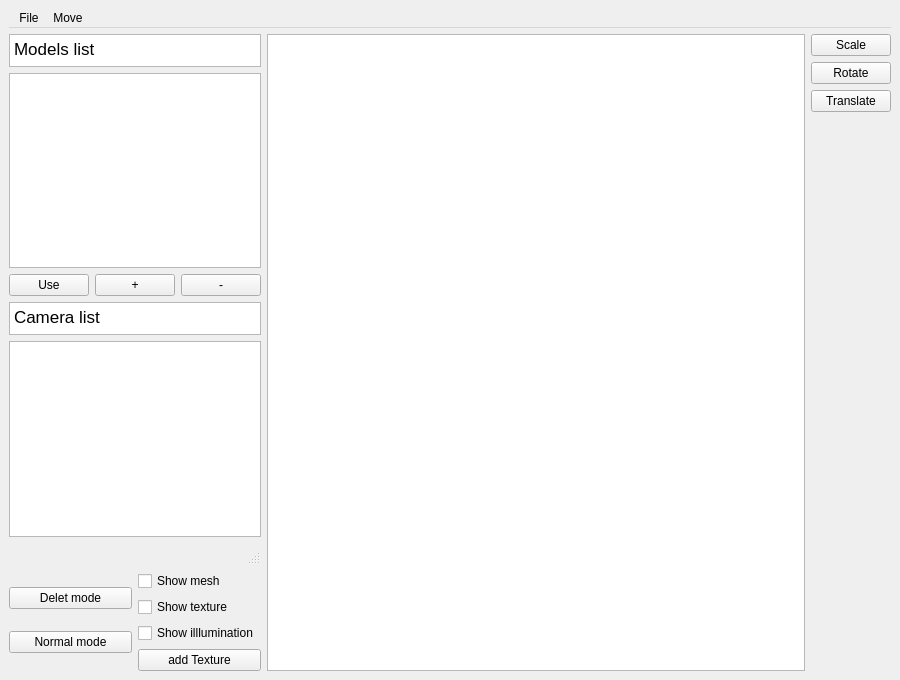
Old version of the form src/forms/mainwindow.ui in the repository RenatDW/CompGraph.
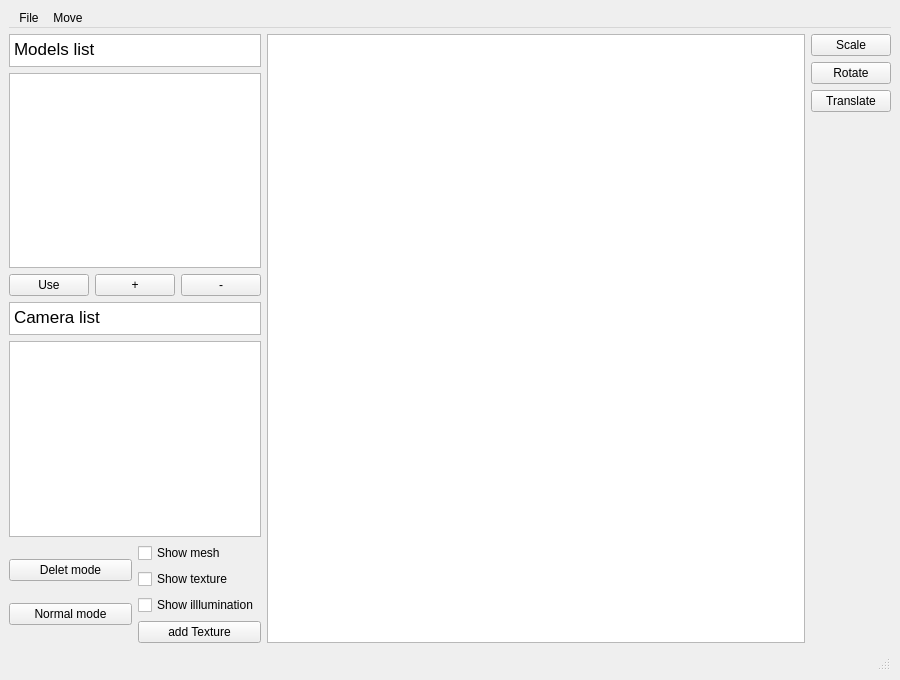
New version of the form. Custom widgets are drawn as their Qt base class.

Commit message: Move statusbar

The edit to the form file:
```diff
--- a/src/forms/mainwindow.ui
+++ b/src/forms/mainwindow.ui
@@ -73,7 +73,7 @@
       <item>
        <layout class="QVBoxLayout" name="verticalLayout_4">
         <item>
-         <layout class="QVBoxLayout" name="verticalLayout" stretch="2,12,1,2,12,1">
+         <layout class="QVBoxLayout" name="verticalLayout" stretch="2,12,1,2,12">
           <item>
            <widget class="QTextEdit" name="textEdit">
             <property name="sizePolicy">
@@ -176,16 +176,6 @@
           <item>
            <widget class="QListWidget" name="listWidget_2"/>
           </item>
-          <item>
-           <widget class="QStatusBar" name="statusbar">
-            <property name="sizePolicy">
-             <sizepolicy hsizetype="Ignored" vsizetype="Preferred">
-              <horstretch>0</horstretch>
-              <verstretch>0</verstretch>
-             </sizepolicy>
-            </property>
-           </widget>
-          </item>
          </layout>
         </item>
         <item>
@@ -287,6 +277,16 @@
       </item>
      </layout>
     </item>
+    <item>
+     <widget class="QStatusBar" name="statusbar">
+      <property name="sizePolicy">
+       <sizepolicy hsizetype="Ignored" vsizetype="Preferred">
+        <horstretch>0</horstretch>
+        <verstretch>0</verstretch>
+       </sizepolicy>
+      </property>
+     </widget>
+    </item>
    </layout>
    <action name="actionTriangulation">
     <property name="checkable">
```
